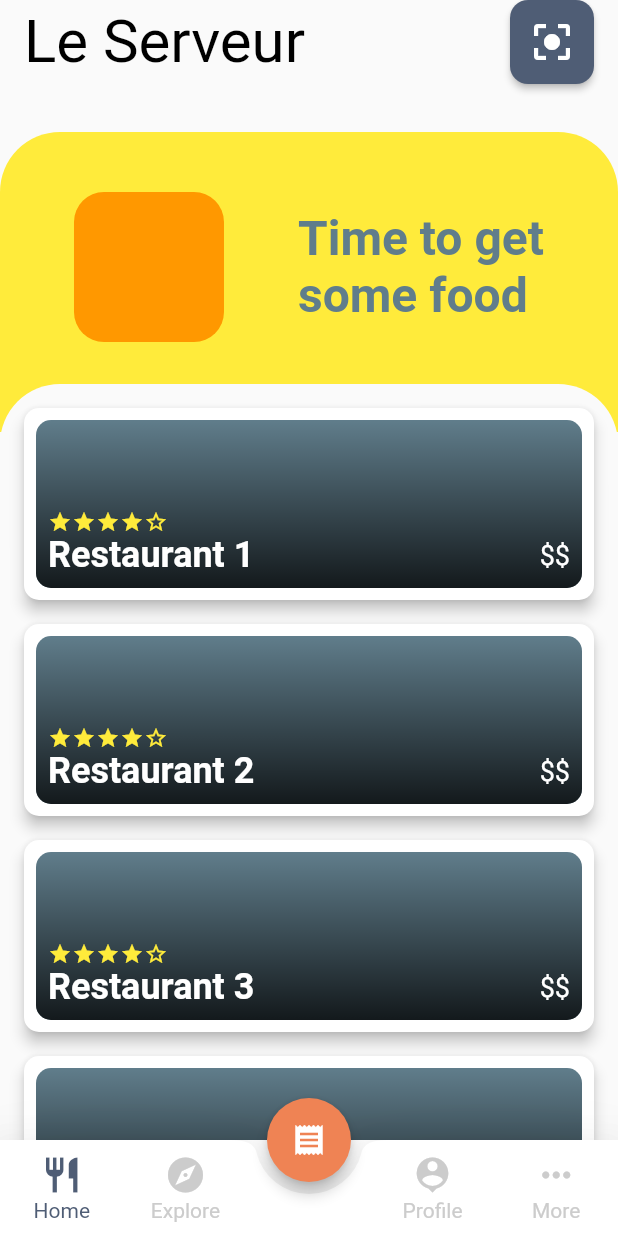
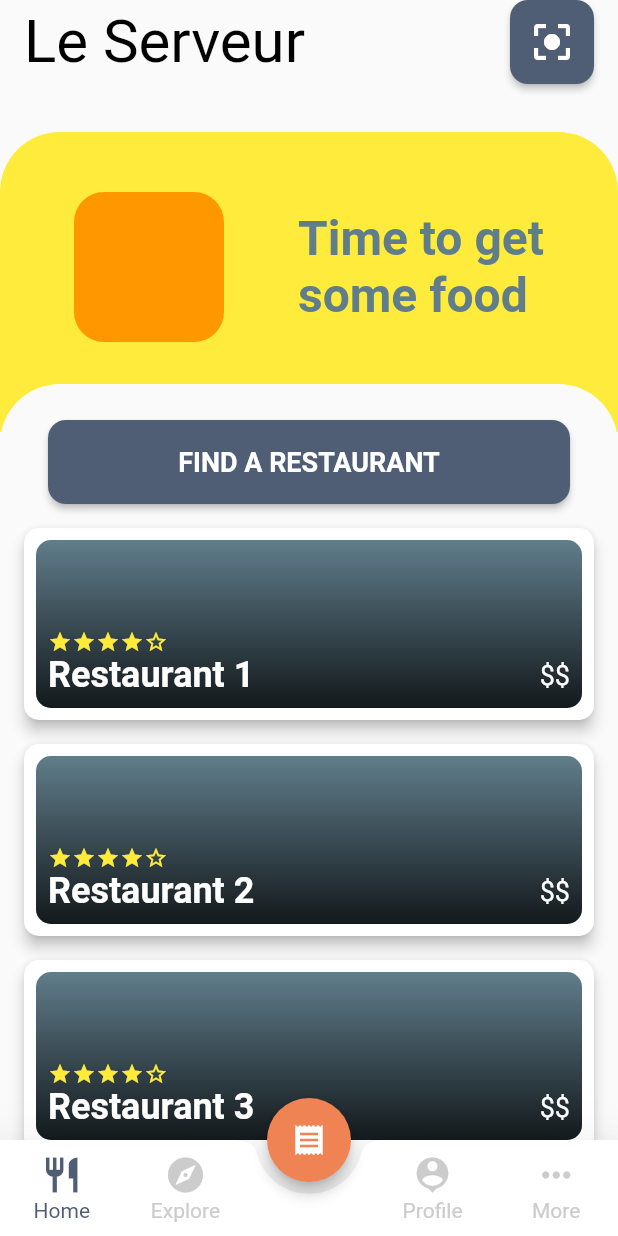
Before and after one commit to BelfDev/digital-restaurant-app, a Flutter app: the screen it shows after launch, on a phone screen of 412 x 824 dp. Run offline on Flutter 3.47's test engine with Material 2 defaults, Android fonts, the phone set to English and light mode, and no system bars; drawn by our look-alikes of smooth_star_rating; our stand-ins replace slider_button.

Commit message:
Add find restaurant LUSolidButton

```diff
--- a/lib/components/buttons/base_button.dart
+++ b/lib/components/buttons/base_button.dart
@@ -7,11 +7,13 @@ class LUBaseButton extends StatelessWidget {
   final double width;
   final double height;
   final Widget child;
+  final EdgeInsetsGeometry margin;
 
   LUBaseButton({
     @required this.width,
     @required this.height,
     @required this.child,
+    this.margin,
   });
 
   @override
@@ -20,6 +22,7 @@ class LUBaseButton extends StatelessWidget {
       width: width,
       height: height,
       child: child,
+      margin: margin,
     );
   }
 }
--- a/lib/components/buttons/solid_button.dart
+++ b/lib/components/buttons/solid_button.dart
@@ -14,6 +14,7 @@ import 'base_button.dart';
 class LUSolidButton extends StatelessWidget {
   final double width;
   final double height;
+  final EdgeInsetsGeometry margin;
 
   final String title;
   final Color color;
@@ -24,13 +25,15 @@ class LUSolidButton extends StatelessWidget {
       this.height = 56.0,
       this.title,
       this.onPressed,
-      this.color = const Color(0xFFEF8354)});
+      this.color = const Color(0xFFEF8354),
+      this.margin});
 
   @override
   Widget build(BuildContext context) {
     return LUBaseButton(
       width: width,
       height: height,
+      margin: margin,
       child: RaisedButton(
         onPressed: onPressed,
         color: color,
--- a/lib/screens/home_screen.dart
+++ b/lib/screens/home_screen.dart
@@ -1,4 +1,5 @@
 import 'package:dr_app/components/buttons/icon_button.dart';
+import 'package:dr_app/components/buttons/solid_button.dart';
 import 'package:dr_app/components/cards/outlet_card.dart';
 import 'package:flutter/material.dart';
 
@@ -99,8 +100,20 @@ class _HomeScreenState extends State<HomeScreen> {
         borderRadius: BorderRadius.only(
             topLeft: Radius.circular(40), topRight: Radius.circular(40)),
       ),
-        child: Column(
-            children: dummyCards
+      child: Padding(
+        padding: const EdgeInsets.only(top: 24),
+        child: Column(children: <Widget>[
+          LUSolidButton(
+              width: double.infinity,
+              margin: EdgeInsets.symmetric(horizontal: 32),
+              color: Color(0xFF4F5D75),
+              title: "Find a Restaurant",
+              onPressed: () {}),
+          ..._getCards(),
+        ]),
+      ));
+
+  List<Widget> _getCards() => dummyCards
       .map((title) => Padding(
             padding: const EdgeInsets.only(top: 16),
             child: LUOutletCard(
@@ -109,6 +122,5 @@ class _HomeScreenState extends State<HomeScreen> {
               priceRange: '\$\$',
             ),
           ))
-                .toList()),
-      );
+      .toList();
 }
```
Lines whose indentation alone changed are shown as unchanged.
